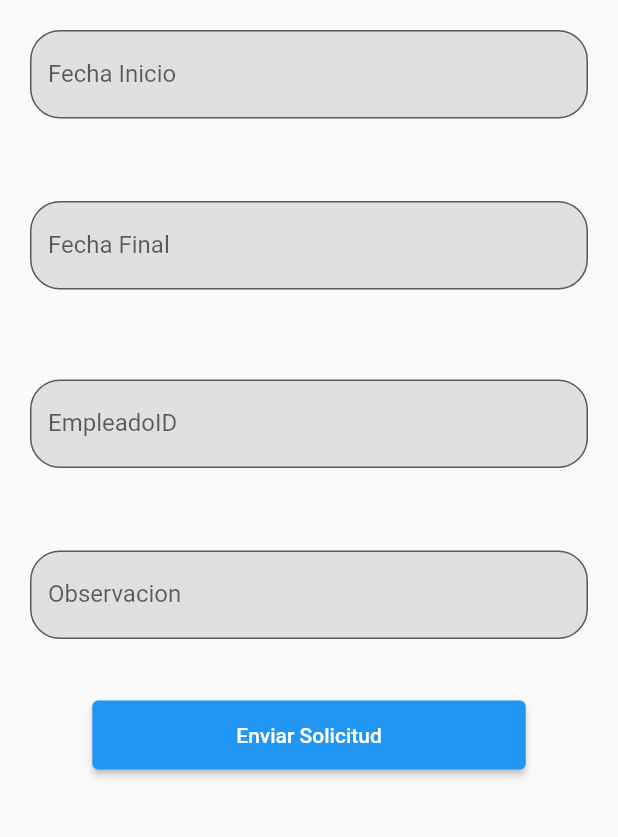
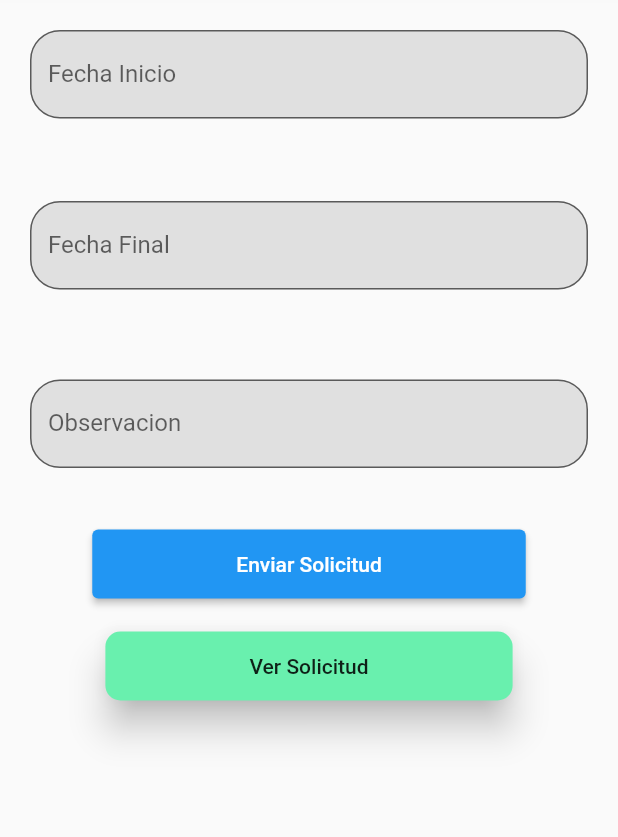
Before and after one commit to eddymaniaxd/Flutter_RRHH, a Flutter app: the VacacionVista screen opened by its route, after a tap on "Enviar Solicitud", on a phone screen of 412 x 824 dp, the part 108-945 px from its top. Run offline on Flutter 3.47's test engine with Material 2 defaults, Android fonts, the phone set to English and light mode, and no system bars; network calls fail.

Commit message:
Ask Vacation y New views

```diff
--- a/lib/Drawer/widget_drawer.dart
+++ b/lib/Drawer/widget_drawer.dart
@@ -21,6 +21,13 @@ class MenuLateral extends StatelessWidget {
             ],
           ),
           ),
+      ListTile( //Asi definimos nuevos campos para interactuar y redireccionarlos a nuestras rutas
+        leading: Icon(Icons.dashboard),
+        title: Text('Dashboard'),
+        onTap: (){
+          Navigator.pushNamed(context, '/dashboard');
+        },
+      ),
       ListTile( //Asi definimos nuevos campos para interactuar y redireccionarlos a nuestras rutas
         leading: Icon(Icons.person),
         title: Text('Mis Empleados'),
--- a/lib/askvacacion.dart
+++ b/lib/askvacacion.dart
@@ -11,7 +11,7 @@ class VacacionVista extends StatefulWidget {
     TextEditingController controllerFini = new TextEditingController();
     TextEditingController controllerFin = new TextEditingController();
     TextEditingController controllerObs = new TextEditingController();
-    TextEditingController controllerEp = new TextEditingController();
+
 
   //DateTime _dateTime[12,12];
   var selectDate;
@@ -34,15 +34,17 @@ class VacacionVista extends StatefulWidget {
               SizedBox(
                 height: 20.0,
               ),
-              _empleadotextfield(),
-              SizedBox(
-                height: 15,
-              ),
+
               _obsertextfield(),
               SizedBox(
                 height: 20.0,
               ),
               _bottomSoli(),
+                  SizedBox(
+                height: 20.0,
+              ),
+
+              _bottomSVerSolic(),
 
         ],
       ),
@@ -101,7 +103,7 @@ return StreamBuilder(
         return Container (
           padding: EdgeInsets.all(20),
            child: TextFormField(
-            controller: controllerFin ,
+            controller: controllerObs ,
              decoration: InputDecoration(
                labelText: 'Observacion',
               border: OutlineInputBorder(borderRadius: BorderRadius.circular(20)),
@@ -114,8 +116,10 @@ return StreamBuilder(
     });
 
   }
+
+
 String mensaje ="";
-  Widget _bottomSoli() {
+  Widget _bottomSoli() { //Agregar boton para mostrar vacaciones_solicitudes
     return StreamBuilder(
         builder: (BuildContext context, AsyncSnapshot snapshot) {
       return ElevatedButton(
@@ -125,13 +129,14 @@ String mensaje ="";
           ),
         onPressed: () async{
 
-          Vacacion vacacion = new Vacacion (fechaIni: DateTime.parse(
-          controllerFini.text), fechaFin: DateTime.parse(controllerFin.text)  ,
-          observacion:  controllerObs.text, empleadoId: controllerEp.text);
+          Vacacion vacacion = new Vacacion (
+            fechaIni: controllerFini.text,
+            fechaFin: controllerFin.text ,
+            observacion:  controllerObs.text, );
 
           bool estado = await new VacacionesService().solivacacion(vacacion);
           if (estado){
-            Navigator.pushNamed(context, '');
+            Navigator.pushNamed(context, '/dashboard'); //agregar vista listado solicitud (routes)
           }else {
             setState(() {
                 mensaje = "Error!";
@@ -142,24 +147,25 @@ String mensaje ="";
     });
   }
 
-  Widget _empleadotextfield() {
-return StreamBuilder(
-      // ignore: non_constant_identifier_names
-      builder: (BuildContext context, AsyncSnapshot) {
-        return Container (
-          padding: EdgeInsets.all(20),
-           child: TextFormField(
-            controller: controllerEp ,
-             decoration: InputDecoration(
-               labelText: 'EmpleadoID',
-              border: OutlineInputBorder(borderRadius: BorderRadius.circular(20)),
-              fillColor: Colors.grey[300],
-              filled: true,
-              //hintText: "Ingresa fecha final vacacional"
-            ),
-          )
-        );
+Widget  _bottomSVerSolic() {
+
+  return StreamBuilder(
+        builder: (BuildContext context, AsyncSnapshot snapshot) {
+      // ignore: deprecated_member_use
+      return RaisedButton(
+          child: Container(
+            padding: EdgeInsets.symmetric(horizontal: 80.0, vertical: 15.0),
+            child: Text('Ver Solicitud'),
+          ),
+
+          shape: RoundedRectangleBorder(
+          borderRadius: BorderRadius.circular(10)),
+          elevation: 10.0,
+          color: Colors.greenAccent,
+          onPressed: () {
+              Navigator.pushNamed(context, '/listadosolicitud');
+          });
     });
+}
 
   }
-  }
--- /dev/null
+++ b/lib/listadosolicitud.dart
@@ -0,0 +1,24 @@
+import 'package:flutter/material.dart';
+import 'package:rrhh/Drawer/widget_drawer.dart';
+
+class VistaSolicitudes extends StatefulWidget {
+  VistaSolicitudes({Key? key}) : super(key: key);
+
+  @override
+  _VistaSolicitudesState createState() => _VistaSolicitudesState();
+}
+
+class _VistaSolicitudesState extends State<VistaSolicitudes> {
+  @override
+  Widget build(BuildContext context) {
+    return SafeArea(child: Scaffold(
+      appBar: AppBar(
+        title: Text('Listado de Solicitudes Realizadas'),
+      ),
+      drawer: MenuLateral(),
+    )
+
+    );
+
+  }
+}
--- a/lib/main.dart
+++ b/lib/main.dart
@@ -4,7 +4,8 @@ import 'package:rrhh/listadoempleado.dart';
 import 'package:rrhh/listadopersona.dart';
 import 'dart:convert'; //Importamos libreria de dart a json
 import 'package:http/http.dart' as http;
-import 'package:rrhh/askvacacion.dart'; //Redefino mi libreria
+import 'package:rrhh/askvacacion.dart';
+import 'package:rrhh/listadosolicitud.dart'; //Redefino mi libreria
 
 void main() => runApp(LoginApp());
 String username = '';
@@ -26,6 +27,7 @@ class LoginApp extends StatelessWidget {
         '/listadoempleado': (BuildContext context) => new ListadoEmpleados(),
         '/dashboard': (BuildContext context) => new Dashboard(),
         '/askvacacion': (BuildContext context) => new VacacionVista(),
+        '/listadosolicitud': (BuildContext context) => new VistaSolicitudes(),
 
         //      LoginPage.id : (context) => LoginPage(),
       },
--- a/lib/models/vacaciones.dart
+++ b/lib/models/vacaciones.dart
@@ -15,26 +15,26 @@ class Vacacion {
         required this.fechaIni,
         required this.fechaFin,
         required this.observacion,
-        required this.empleadoId,
+      //  required this.empleadoId,
     });
 
-    final DateTime fechaIni;
-    final DateTime fechaFin;
+    final String fechaIni;
+    final String fechaFin;
     final String observacion;
-    final String empleadoId;
+    //final String empleadoId;
 
 
     factory Vacacion.fromMap(Map<String, dynamic> json) => Vacacion(
-        fechaIni: DateTime.parse(json["fecha_ini"]),
-        fechaFin: DateTime.parse(json["fecha_fin"]),
+        fechaIni: json["fecha_ini"],
+        fechaFin: json["fecha_fin"],
         observacion: json["observacion"],
-        empleadoId: json["empleado_id"],
+        //empleadoId: json["empleado_id"],
     );
 
     Map<String, dynamic> toMap() => {
-        "fecha_ini": "${fechaIni.year.toString().padLeft(4, '0')}-${fechaIni.month.toString().padLeft(2, '0')}-${fechaIni.day.toString().padLeft(2, '0')}",
-        "fecha_fin": "${fechaFin.year.toString().padLeft(4, '0')}-${fechaFin.month.toString().padLeft(2, '0')}-${fechaFin.day.toString().padLeft(2, '0')}",
+        "fecha_ini": fechaIni,
+        "fecha_fin": fechaFin,
         "observacion": observacion,
-        "empleado_id": empleadoId,
+//        "empleado_id": empleadoId,
     };
 }
--- a/lib/services/vacaciones_service.dart
+++ b/lib/services/vacaciones_service.dart
@@ -1,4 +1,4 @@
-import 'dart:html';
+
 
 import 'package:http/http.dart' as http;
 import 'package:rrhh/models/vacaciones.dart';
```
